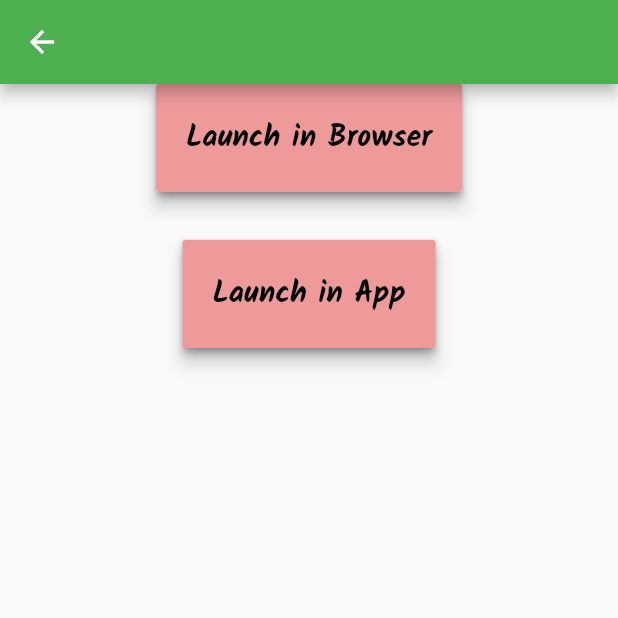
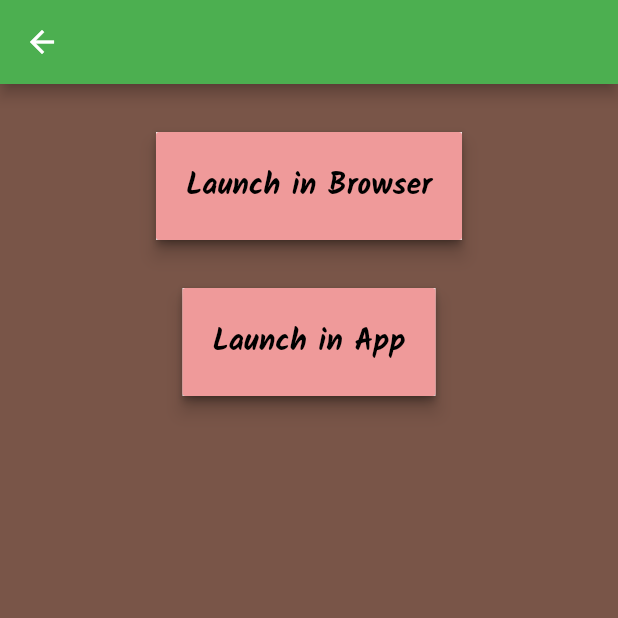
Before and after one commit to KnitidCeladon23/my_expiree_app, a Flutter app: the URLLauncher screen opened directly with empty values, on a phone screen of 412 x 824 dp, the top half of it. Run offline on Flutter 3.47's test engine with Material 2 defaults, Android fonts, the phone set to English and light mode, and no system bars; our stand-ins replace cloud_firestore, firebase_auth, flutter_local_notifications, google_fonts, rxdart, table_calendar; missing offline and left inert: firebase_helpers; accounts and stored records are empty.

Commit message:
added brown background and changed appbar font

```diff
--- a/lib/screens/urlLauncher.dart
+++ b/lib/screens/urlLauncher.dart
@@ -109,10 +109,18 @@ class _URLLauncherState extends State<URLLauncher> {
 
     return Scaffold(
       appBar: AppBar(
-        title: Text(widget.title),
+        title: Text(
+          widget.title,
+          style: GoogleFonts.permanentMarker(
+            fontSize: 30,
           ),
-      body: ListView(
+        ),
+      ),
+      body: Container(
+        color: Colors.brown,
+        child: ListView(
           children: <Widget>[
+            const Padding(padding: EdgeInsets.all(16.0)),
             Column(
               mainAxisAlignment: MainAxisAlignment.center,
               children: <Widget>[
@@ -155,6 +163,7 @@ class _URLLauncherState extends State<URLLauncher> {
             ),
           ],
         ),
+      ),
     );
   }
 }
```
Lines whose indentation alone changed are shown as unchanged.
